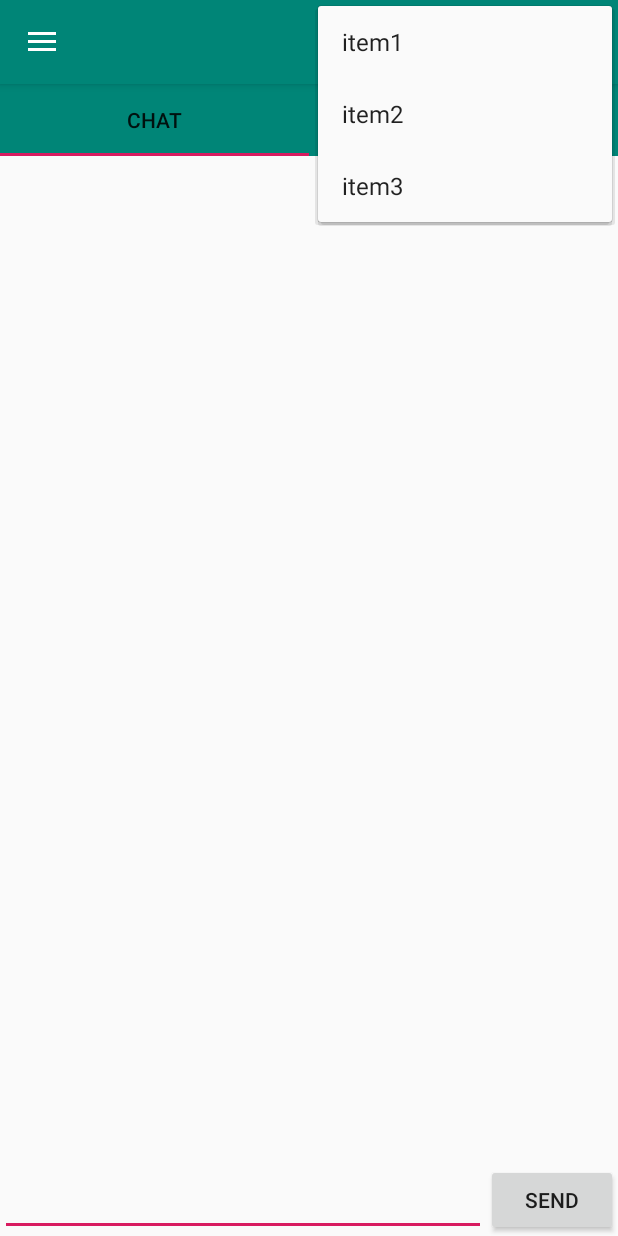
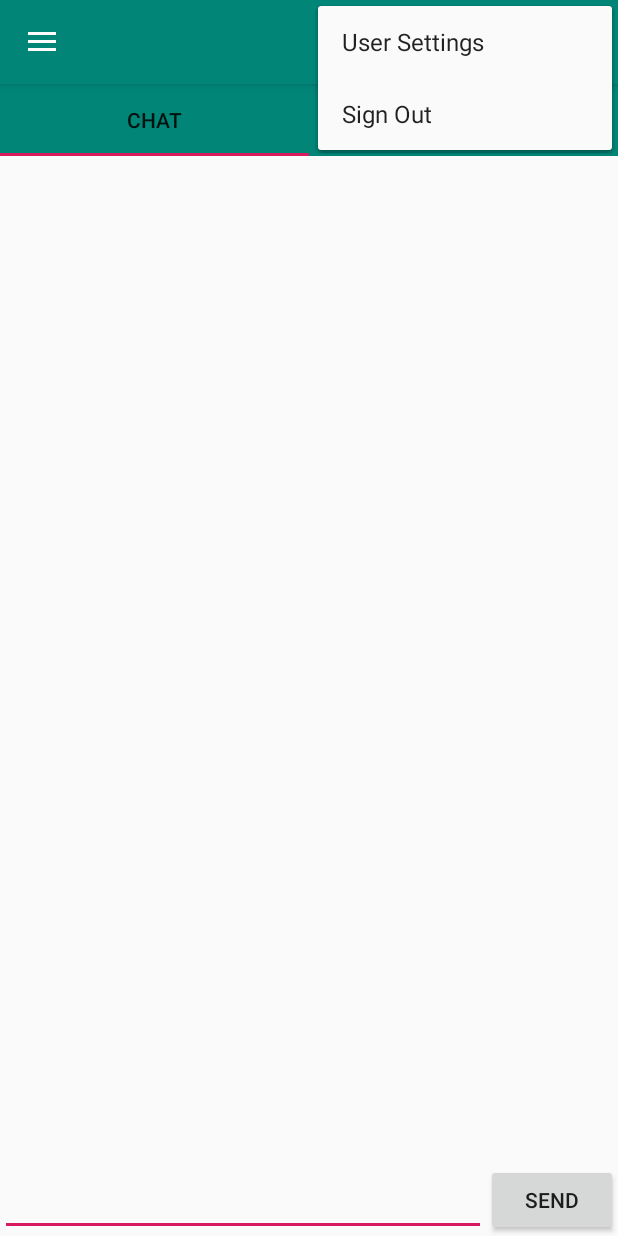
Before and after one commit to Sucramo/P5ProjectChat, an Android app: the FirstPageActivity screen opened directly, with no data from a screen before it, with the options menu open, on a phone screen of 412 x 824 dp. Run offline under Robolectric (Android 15) with nearby library versions, the phone set to English and light mode, and no system bars; our stand-ins replace Firebase (no records; nobody signed in at launch, a user with empty details on screens opened directly); 1 statement that could not run was skipped.

Commit message:
Added User Settings and Sign Out button to the settings button

```diff
--- a/app/src/main/res/menu/popup_menu.xml
+++ b/app/src/main/res/menu/popup_menu.xml
@@ -3,19 +3,14 @@
     xmlns:app="http://schemas.android.com/apk/res-auto">
 
     <item
-        android:id="@+id/item1"
+        android:id="@+id/user_settings"
         android:icon="@drawable/ic_more_vert_white_24dp"
-        android:title="item1"
+        android:title="User Settings"
         app:showAsAction="never" />
 
     <item
-        android:id="@+id/item2"
-        android:title="item2"
-        app:showAsAction="never" />
-
-    <item
-        android:id="@+id/item3"
-        android:title="item3"
+        android:id="@+id/sign_out"
+        android:title="Sign Out"
         app:showAsAction="never" />
 
 </menu>
```
Also changed, not shown: app/src/main/java/com/example/p5projectchat/ProjectManagement/FirstPageActivity.java (+6 -7 lines).
